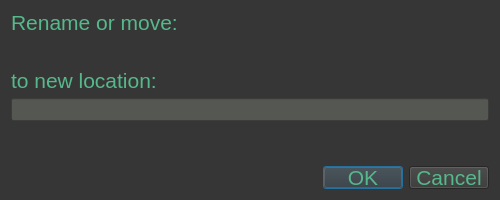
First picture: the form in ibridgesgui/ui_files/renameItem.ui, repository iBridges-for-iRODS/iBridges-GUI, before the edit.
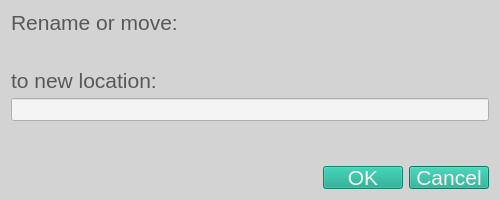
Second picture: the form after the edit.

Commit message:
GUI style color scheme (#200)
* Fix broken browser table --> disable sorting

* Status: create collections and folders

* colour scheme

* cleanup old ui files

* New style

* ruff

* Setup for welcome tab

* logo

* logo

* ruff

* "Welcome class"

* Welcome after close session

* Update README.md

* Light background for treeview

* Update pyproject.toml

* Create pypi_release.yml

* Update README.md

* new screenshots for docs

* Catch Exception and different widget

* add siwqze to sync table[D

* ruff

Diff of the .ui file:
```diff
--- a/ibridgesgui/ui_files/renameItem.ui
+++ b/ibridgesgui/ui_files/renameItem.ui
@@ -28,20 +28,37 @@
   <property name="styleSheet">
    <string notr="true">QWidget
 {
-	color: rgb(86, 184, 139);
-	background-color: rgb(54, 54, 54);
+    background-color: rgb(211,211,211);
+    color: rgb(88, 88, 90);
+    selection-background-color: rgb(21, 165, 137);
+    selection-color: rgb(245, 244, 244);
     font: 16pt
 }
 
-QLineEdit
-{
-	background-color: rgb(85, 87, 83);
-	border-color: rgb(217, 174, 23)
-}
-
 QLabel#error_label
 {
-	color: rgb(217, 174, 23);
+    color: rgb(220, 130, 30);
+}
+
+QLineEdit, QTextEdit, QTableWidget
+{
+   background-color:  rgb(245, 244, 244)
+}
+
+QPushButton
+{
+	background-color: rgb(21, 165, 137);
+    color: rgb(245, 244, 244);
+}
+
+QPushButton#home_button, QPushButton#parent_button, QPushButton#refresh_button
+{
+    background-color: rgb(245, 244, 244);
+}
+
+QTabWidget#info_tabs
+{
+     background-color: background-color: rgb(211,211,211);
 }
 
 </string>
```
The commit also changes 47 other files.
